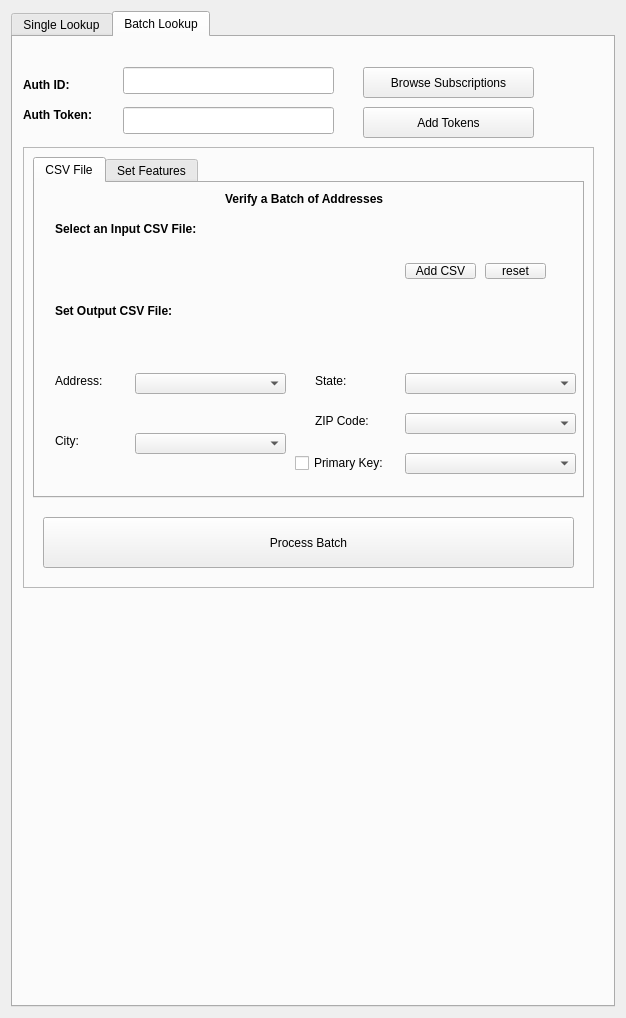
Above: smarty/smarty_dialog_base.ui from smarty/qgis-plugin before the change. Below: the same form after it.
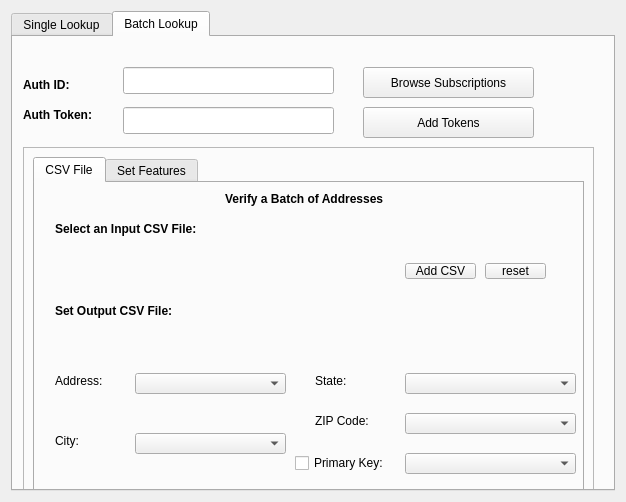
That is the form after the change. The open tabs and pages were chosen to show the change. Custom widgets are drawn as their Qt base class.

```diff
--- a/smarty/smarty_dialog_base.ui
+++ b/smarty/smarty_dialog_base.ui
@@ -7,7 +7,7 @@
     <x>0</x>
     <y>0</y>
     <width>626</width>
-    <height>1018</height>
+    <height>502</height>
    </rect>
   </property>
   <property name="windowTitle">
@@ -1806,6 +1806,9 @@
           <height>51</height>
          </rect>
         </property>
+        <property name="styleSheet">
+         <string notr="true"/>
+        </property>
         <property name="text">
          <string>Process Batch</string>
         </property>
```
Left out of the diff: 4 changed lines with no effect on the pictures.
